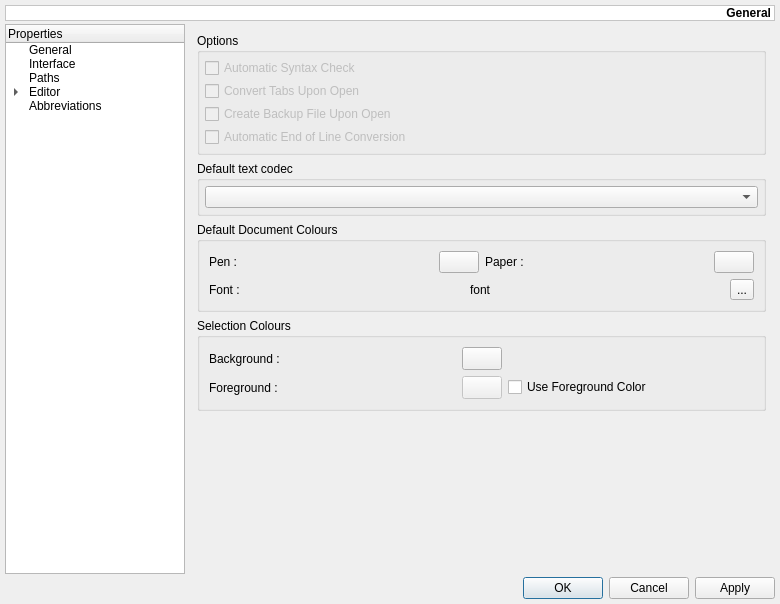
Old version of the form src/ui/settings.ui in the repository yag00/raptor.
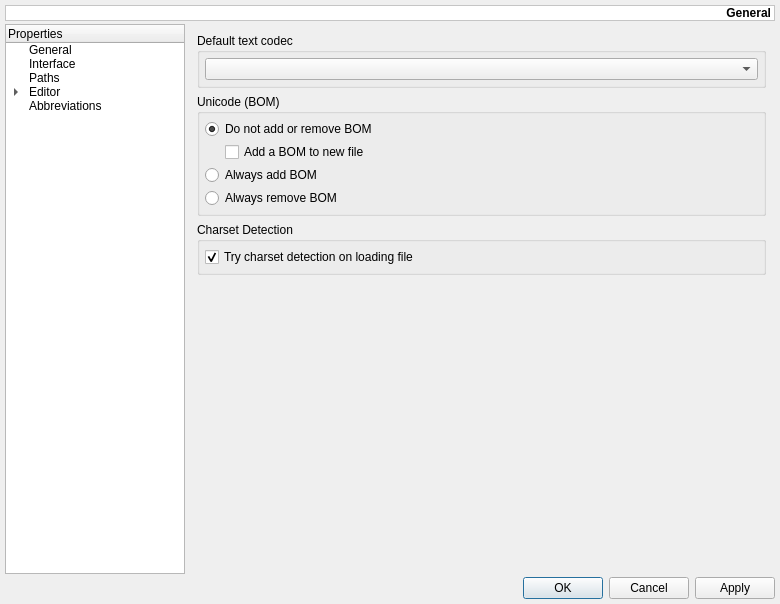
New version of the form. Icons and pictures are not drawn. Custom widgets are drawn as their Qt base class.

Commit message: text codec implementation : settings + some refactoring

```diff
--- a/src/ui/settings.ui
+++ b/src/ui/settings.ui
@@ -243,7 +243,7 @@
    <item row="1" column="1">
     <widget class="QStackedWidget" name="swPages">
      <property name="currentIndex">
-      <number>3</number>
+      <number>4</number>
      </property>
      <widget class="QWidget" name="pGeneral">
       <layout class="QVBoxLayout">
@@ -515,28 +515,6 @@
          </layout>
         </widget>
        </item>
-       <item>
-        <widget class="QGroupBox" name="gbDefaultCodec">
-         <property name="title">
-          <string>Default text codec</string>
-         </property>
-         <layout class="QHBoxLayout">
-          <property name="spacing">
-           <number>3</number>
-          </property>
-          <property name="margin">
-           <number>5</number>
-          </property>
-          <item>
-           <widget class="QComboBox" name="cbDefaultCodec">
-            <property name="enabled">
-             <bool>true</bool>
-            </property>
-           </widget>
-          </item>
-         </layout>
-        </widget>
-       </item>
        <item>
         <widget class="QGroupBox" name="gbCustomDocumentColours">
          <property name="title">
@@ -716,6 +694,153 @@
        </item>
       </layout>
      </widget>
+     <widget class="QWidget" name="pEncoding">
+      <layout class="QVBoxLayout" name="verticalLayout_17">
+       <item>
+        <widget class="QGroupBox" name="gbDefaultCodec">
+         <property name="title">
+          <string>Default text codec</string>
+         </property>
+         <layout class="QHBoxLayout">
+          <property name="spacing">
+           <number>3</number>
+          </property>
+          <property name="margin">
+           <number>5</number>
+          </property>
+          <item>
+           <widget class="QComboBox" name="cbDefaultCodec">
+            <property name="enabled">
+             <bool>true</bool>
+            </property>
+           </widget>
+          </item>
+         </layout>
+        </widget>
+       </item>
+       <item>
+        <widget class="QGroupBox" name="gbBomBehaviour">
+         <property name="title">
+          <string>Unicode (BOM)</string>
+         </property>
+         <layout class="QHBoxLayout" name="_3">
+          <property name="spacing">
+           <number>3</number>
+          </property>
+          <property name="margin">
+           <number>5</number>
+          </property>
+          <item>
+           <layout class="QVBoxLayout" name="verticalLayout_16">
+            <item>
+             <widget class="QRadioButton" name="rbDoNotAddOrRemoveBom">
+              <property name="text">
+               <string>Do not add or remove BOM</string>
+              </property>
+              <property name="checked">
+               <bool>true</bool>
+              </property>
+             </widget>
+            </item>
+            <item>
+             <layout class="QHBoxLayout" name="horizontalLayout_9">
+              <item>
+               <spacer name="horizontalSpacer_4">
+                <property name="orientation">
+                 <enum>Qt::Horizontal</enum>
+                </property>
+                <property name="sizeType">
+                 <enum>QSizePolicy::Minimum</enum>
+                </property>
+                <property name="sizeHint" stdset="0">
+                 <size>
+                  <width>20</width>
+                  <height>20</height>
+                 </size>
+                </property>
+               </spacer>
+              </item>
+              <item>
+               <widget class="QCheckBox" name="cbAddBomToNewFile">
+                <property name="text">
+                 <string>Add a BOM to new file</string>
+                </property>
+               </widget>
+              </item>
+              <item>
+               <spacer name="horizontalSpacer_5">
+                <property name="orientation">
+                 <enum>Qt::Horizontal</enum>
+                </property>
+                <property name="sizeHint" stdset="0">
+                 <size>
+                  <width>40</width>
+                  <height>20</height>
+                 </size>
+                </property>
+               </spacer>
+              </item>
+             </layout>
+            </item>
+            <item>
+             <widget class="QRadioButton" name="rbAlwaysAddBom">
+              <property name="text">
+               <string>Always add BOM</string>
+              </property>
+             </widget>
+            </item>
+            <item>
+             <widget class="QRadioButton" name="rbAlwaysRemoveBom">
+              <property name="text">
+               <string>Always remove BOM</string>
+              </property>
+             </widget>
+            </item>
+           </layout>
+          </item>
+         </layout>
+        </widget>
+       </item>
+       <item>
+        <widget class="QGroupBox" name="gbCodecDetection">
+         <property name="title">
+          <string>Charset Detection</string>
+         </property>
+         <layout class="QHBoxLayout" name="_4">
+          <property name="spacing">
+           <number>3</number>
+          </property>
+          <property name="margin">
+           <number>5</number>
+          </property>
+          <item>
+           <widget class="QCheckBox" name="cbTryCharsetDetection">
+            <property name="text">
+             <string>Try charset detection on loading file</string>
+            </property>
+            <property name="checked">
+             <bool>true</bool>
+            </property>
+           </widget>
+          </item>
+         </layout>
+        </widget>
+       </item>
+       <item>
+        <spacer>
+         <property name="orientation">
+          <enum>Qt::Vertical</enum>
+         </property>
+         <property name="sizeHint" stdset="0">
+          <size>
+           <width>20</width>
+           <height>40</height>
+          </size>
+         </property>
+        </spacer>
+       </item>
+      </layout>
+     </widget>
      <widget class="QWidget" name="pAutoCompletion">
       <layout class="QVBoxLayout">
        <property name="spacing">
```
Left out of the diff: 25 changed lines with no effect on the pictures. The commit also changes 10 other files.
